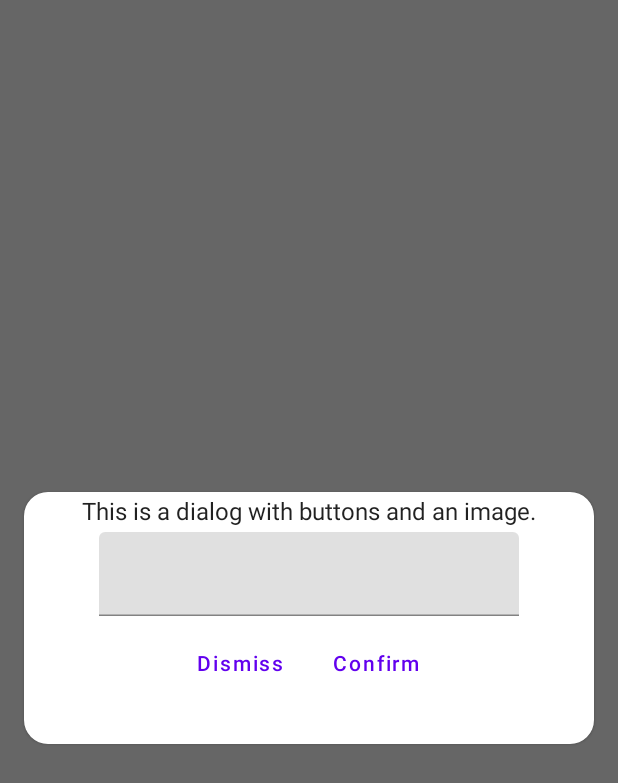
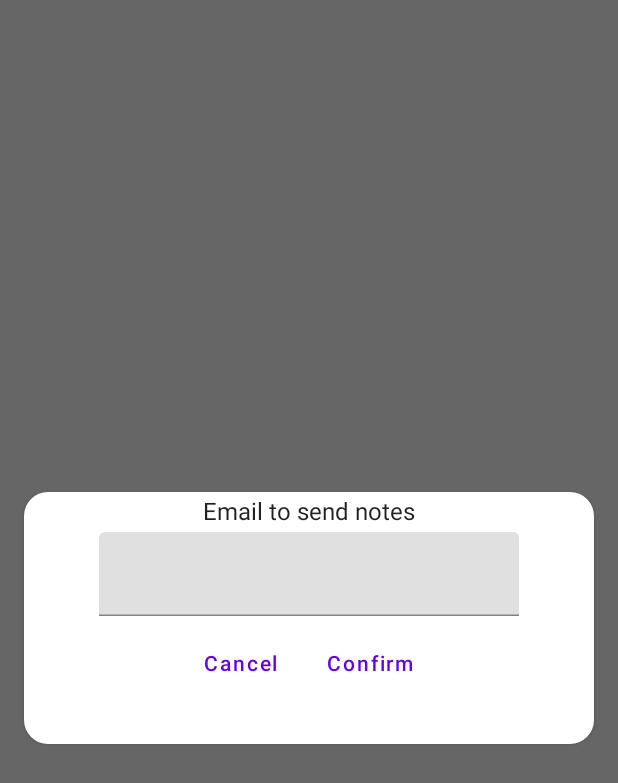
Before and after one commit to irushenkas/ShortNotes, an Android app built with Jetpack Compose: the composable showEmailDialog shown on its own in the app's theme, on a phone screen of 412 x 824 dp. Shown: the top 783 px of the screen. Run offline under Robolectric (Android 15) with nearby library versions, the phone set to English and light mode, and no system bars.

Commit message:
refactor, strings

```diff
--- a/app/src/main/java/com/example/shortnotes/component/EmailDialog.kt
+++ b/app/src/main/java/com/example/shortnotes/component/EmailDialog.kt
@@ -10,8 +10,10 @@ import androidx.compose.runtime.Composable
 import androidx.compose.runtime.MutableState
 import androidx.compose.ui.Alignment
 import androidx.compose.ui.Modifier
+import androidx.compose.ui.res.stringResource
 import androidx.compose.ui.unit.dp
 import androidx.compose.ui.window.Dialog
+import com.example.shortnotes.R
 
 @Composable
 fun showEmailDialog(
@@ -34,7 +36,7 @@ fun showEmailDialog(
                 horizontalAlignment = Alignment.CenterHorizontally,
             ) {
                 Text(
-                    text = "This is a dialog with buttons and an image.",
+                    text = stringResource(R.string.email_change_title),
                     modifier = Modifier.padding(4.dp),
                 )
 
@@ -53,13 +55,13 @@ fun showEmailDialog(
                         onClick = { onDismissRequest() },
                         modifier = Modifier.padding(8.dp),
                     ) {
-                        Text("Dismiss")
+                        Text(stringResource(R.string.email_change_cancel))
                     }
                     TextButton(
                         onClick = { onConfirmation() },
                         modifier = Modifier.padding(8.dp),
                     ) {
-                        Text("Confirm")
+                        Text(stringResource(R.string.email_change_confirm))
                     }
                 }
             }
--- a/app/src/main/res/values/strings.xml
+++ b/app/src/main/res/values/strings.xml
@@ -7,4 +7,7 @@
     <string name="cancel">Cancel</string>
     <string name="email_title">Text from Short Notes application</string>
     <string name="email_choose_client">Choose an Email client:</string>
+    <string name="email_change_title">Email to send notes</string>
+    <string name="email_change_confirm">Confirm</string>
+    <string name="email_change_cancel">Cancel</string>
 </resources>
```
Also changed, not shown: app/src/main/java/com/example/shortnotes/component/Email.kt (+16 -18 lines), app/src/main/java/com/example/shortnotes/component/MainActivity.kt (+39 -3 lines), app/src/main/java/com/example/shortnotes/component/NewNote.kt (+2 -10 lines), app/src/main/java/com/example/shortnotes/component/TopAppBar.kt (+7 -10 lines), 1 other file.
